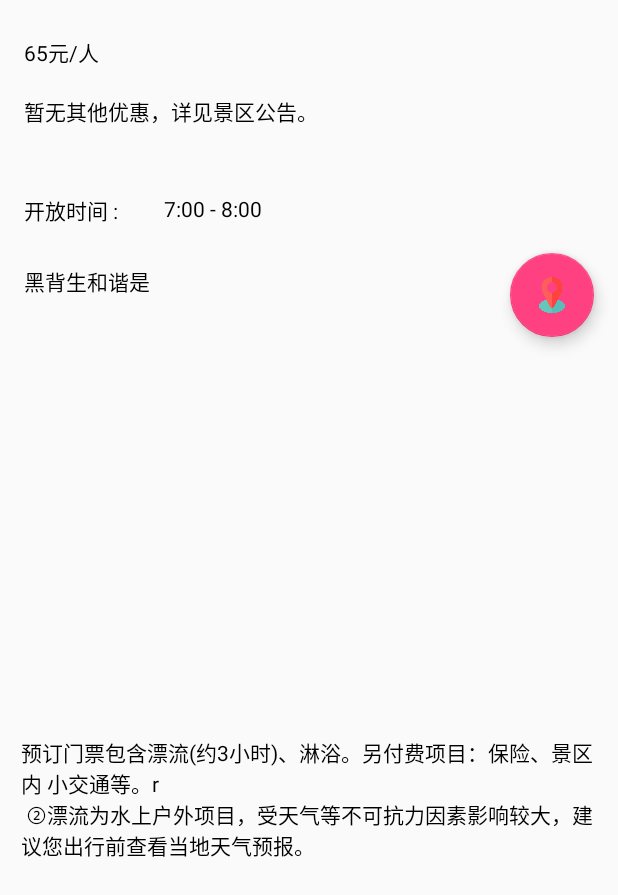
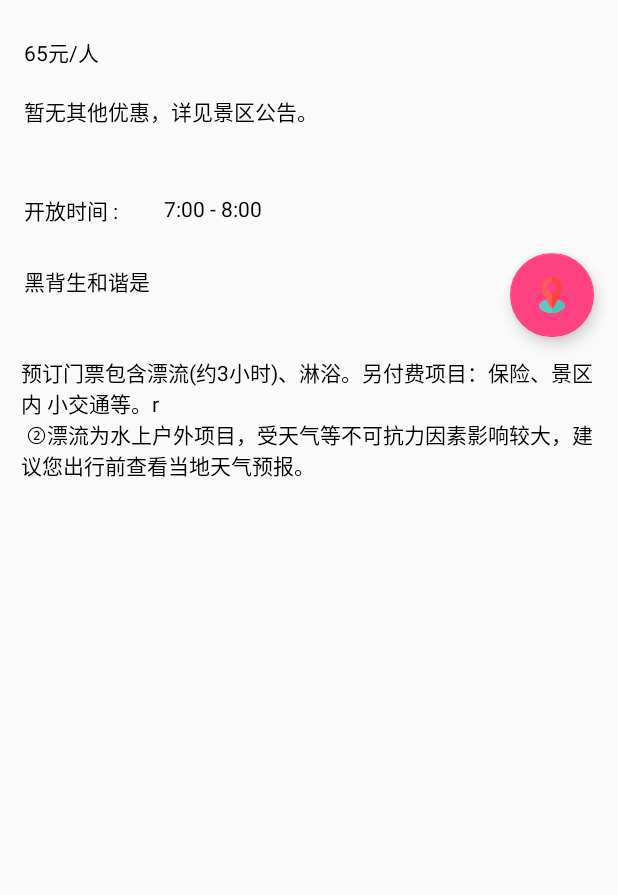
Before and after one commit to MilkZS/JustGo, an Android app: the layout detail_view_page_message.xml on its own in the app's theme, with its tools: preview values and no code run, on a phone screen of 412 x 824 dp, the part 341-1236 px from its top. Run offline under Robolectric (Android 15) with nearby library versions, the phone set to English and light mode, and no system bars.

Commit message:
make ui beautiful #13

```diff
--- a/app/src/main/java/com/milkzs/android/wheretotravel/PlaceListActivity.java
+++ b/app/src/main/java/com/milkzs/android/wheretotravel/PlaceListActivity.java
@@ -65,7 +65,6 @@
         AdRequest adRequest = new AdRequest.Builder().build();
         mAdView.loadAd(adRequest);
 
-
         sharedPreferences = getSharedPreferences(SHARED_FILE, MODE_PRIVATE);
         position = sharedPreferences.getInt(POSITION_FLAG, 0);
         Log.d(TAG,"get position is " + position);
@@ -83,8 +82,6 @@
         titanicTextView = findViewById(R.id.before_main_show);
         refreshMode(PlaceAdapter.MODE_LIST);
     }
-
-
 
     /**
      * chose mode to run
--- a/app/src/main/res/layout/activity_place_list.xml
+++ b/app/src/main/res/layout/activity_place_list.xml
@@ -43,12 +43,12 @@
 
     <com.google.android.gms.ads.AdView xmlns:ads="http://schemas.android.com/apk/res-auto"
         android:id="@+id/adView"
-            android:paddingBottom="3dp"
-            android:layout_gravity="center_vertical|bottom"
         android:layout_width="match_parent"
         android:layout_height="wrap_content"
         android:layout_alignParentBottom="true"
         android:layout_centerHorizontal="true"
+        android:layout_gravity="center_vertical|bottom"
+        android:paddingBottom="3dp"
         ads:adSize="BANNER"
         ads:adUnitId="@string/sign_app_id"></com.google.android.gms.ads.AdView>
 </FrameLayout>
--- a/app/src/main/res/layout/detail_view_page_content.xml
+++ b/app/src/main/res/layout/detail_view_page_content.xml
@@ -3,7 +3,7 @@
     android:layout_width="match_parent"
     android:layout_height="wrap_content">
 
-    <LinearLayout xmlns:android="http://schemas.android.com/apk/res/android"
+    <LinearLayout
         android:layout_width="match_parent"
         android:layout_height="wrap_content"
         android:orientation="vertical">
--- a/app/src/main/res/layout/detail_view_page_message.xml
+++ b/app/src/main/res/layout/detail_view_page_message.xml
@@ -1,9 +1,13 @@
 <?xml version="1.0" encoding="utf-8"?>
-<android.support.constraint.ConstraintLayout xmlns:android="http://schemas.android.com/apk/res/android"
+<ScrollView
+    android:layout_width="match_parent"
+    android:layout_height="wrap_content"
+    xmlns:android="http://schemas.android.com/apk/res/android">
+<android.support.constraint.ConstraintLayout
     xmlns:app="http://schemas.android.com/apk/res-auto"
     xmlns:tools="http://schemas.android.com/tools"
     android:layout_width="match_parent"
-    android:layout_height="match_parent"
+    android:layout_height="wrap_content"
     tools:context="com.milkzs.android.wheretotravel.PlaceDetailActivity">
 
     <ImageView
@@ -102,3 +106,4 @@
         app:layout_constraintTop_toTopOf="parent" />
 
 </android.support.constraint.ConstraintLayout>
+</ScrollView>
```
Lines whose indentation alone changed are shown as unchanged.
